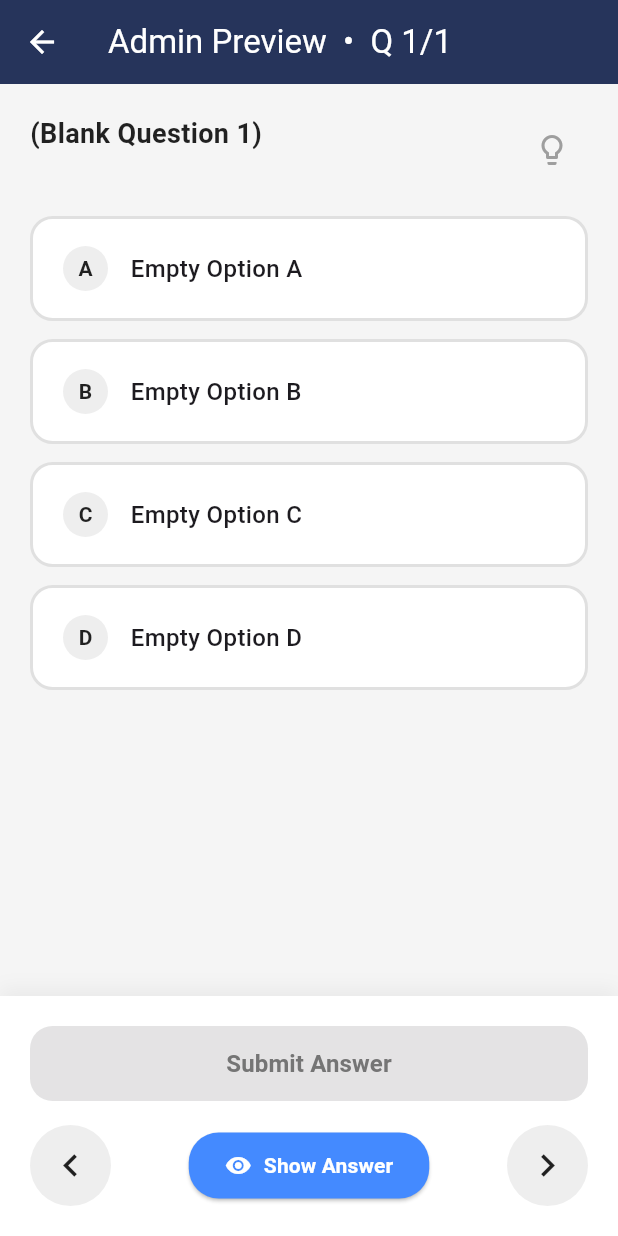
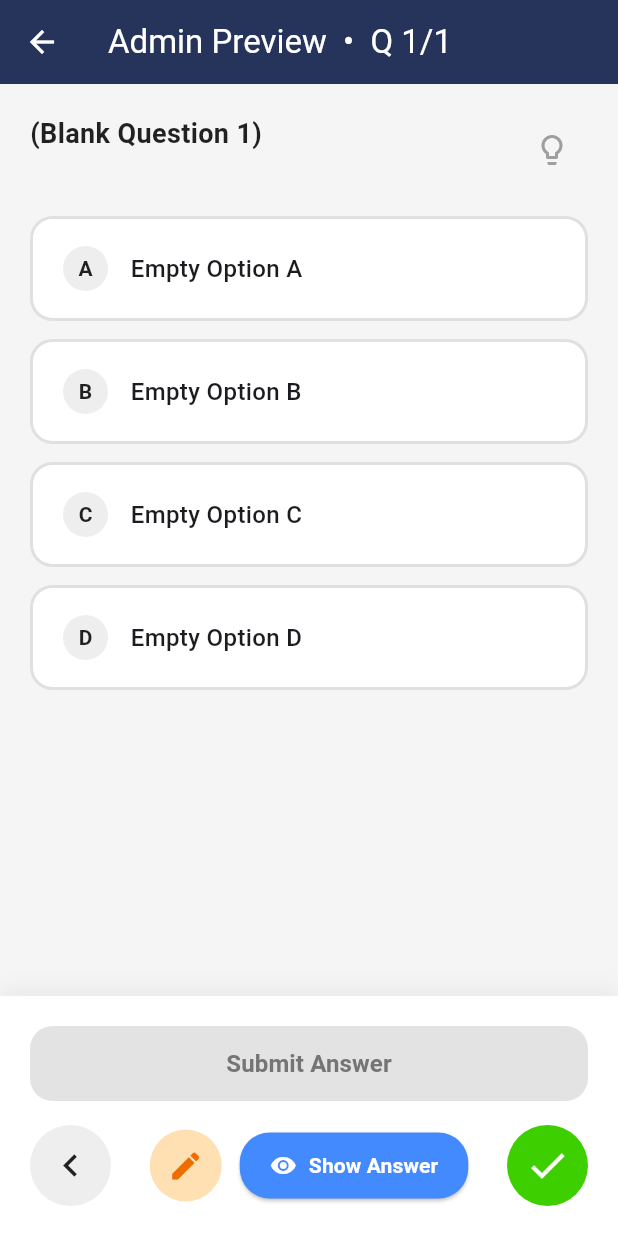
Before and after one commit to Ryan0221/cikgoo_math_ai, a Flutter app: the AdminDashboard screen opened by its route, after a tap on "Edit", after a tap on "Add", after a tap on "Demonstrate", on a phone screen of 412 x 824 dp. Run offline on Flutter 3.47's test engine with Material 3 defaults, Android fonts, the phone set to English and light mode, and no system bars; our stand-ins replace cloud_firestore, file_picker, firebase_auth, firebase_core, firebase_storage, flutter_dotenv and 4 more; missing offline and left inert: flutter_math_fork, syncfusion_flutter_pdfviewer; accounts and stored records are empty; network calls fail.

Commit message:
Admin preview with edit button has some problem

```diff
--- a/lib/pages/admin_add.dart
+++ b/lib/pages/admin_add.dart
@@ -888,7 +888,7 @@ class _AddContentPanelState extends State<AddContentPanel> {
                       style: ElevatedButton.styleFrom(
                         backgroundColor: Colors.blueAccent, // Changed to Blue for "Preview" vibe
                       ),
-                      onPressed: () {
+                      onPressed: () async {
                         // 1. Create a temporary list to hold the formatted preview questions
                         List<Map<String, dynamic>> previewQuestions = [];
 
@@ -945,6 +945,41 @@ class _AddContentPanelState extends State<AddContentPanel> {
                             builder: (_) => AdminPreviewScreen(questions: previewQuestions),
                           ),
                         );
+                        // Launch the preview screen AND wait for a response back
+                        final result = await Navigator.push(
+                          context,
+                          MaterialPageRoute(
+                            builder: (_) => AdminPreviewScreen(questions: previewQuestions),
+                          ),
+                        );
+
+                        // Handle the actions requested by the Preview Screen!
+                        if (result != null && result is Map) {
+                          if (result['action'] == 'edit') {
+                            // The admin clicked the Edit button. Jump to that exact question!
+                            setState(() {
+                              // We add 1 because _currentIndex is 1-based, but lists are 0-based
+                              _currentIndex = (result['index'] as int) + 1;
+                            });
+
+                            ScaffoldMessenger.of(context).showSnackBar(
+                              SnackBar(content: Text('Jumped to Question $_currentIndex for editing.')),
+                            );
+
+                          } else if (result['action'] == 'upload') {
+                            // The admin clicked "Complete & Upload" on the final checkmark!
+
+                            // TODO: Call your Firebase Upload Function here!
+                            // Example: await FirestoreService().uploadSubtopic(...);
+
+                            ScaffoldMessenger.of(context).showSnackBar(
+                              const SnackBar(
+                                content: Text('Uploading to database...'),
+                                backgroundColor: Colors.green,
+                              ),
+                            );
+                          }
+                        }
                       },
                       child: const Row(
                         mainAxisAlignment: MainAxisAlignment.center,
--- a/lib/pages/admin_preview_screen.dart
+++ b/lib/pages/admin_preview_screen.dart
@@ -17,14 +17,21 @@ class _AdminPreviewScreenState extends State<AdminPreviewScreen> {
   String? _selectedOptionId;
   bool _hasSubmitted = false;
 
+  // NEW: Global toggle for showing answers
+  bool _isGlobalShowAnswer = false;
+
   void _nextQuestion() {
     if (_currentIndex < widget.questions.length - 1) {
       setState(() {
         _currentIndex++;
         _resetState();
+
+        // If global show answer is ON, immediately show the answer for the new question
+        if (_isGlobalShowAnswer) {
+          String newCorrectAns = widget.questions[_currentIndex]['ans'] ?? '';
+          _showAnswer(newCorrectAns);
+        }
       });
-    } else {
-      _showSnackBar("This is the last question.");
     }
   }
 
@@ -33,6 +40,12 @@ class _AdminPreviewScreenState extends State<AdminPreviewScreen> {
       setState(() {
         _currentIndex--;
         _resetState();
+
+        // If global show answer is ON, immediately show the answer for the new question
+        if (_isGlobalShowAnswer) {
+          String newCorrectAns = widget.questions[_currentIndex]['ans'] ?? '';
+          _showAnswer(newCorrectAns);
+        }
       });
     } else {
       _showSnackBar("This is the first question.");
@@ -51,6 +64,18 @@ class _AdminPreviewScreenState extends State<AdminPreviewScreen> {
     });
   }
 
+  // NEW: The Toggle Function
+  void _toggleGlobalAnswer(String correctAns) {
+    setState(() {
+      _isGlobalShowAnswer = !_isGlobalShowAnswer;
+      if (_isGlobalShowAnswer) {
+        _showAnswer(correctAns);
+      } else {
+        _resetState();
+      }
+    });
+  }
+
   void _submitAnswer() {
     if (_selectedOptionId == null) return;
     setState(() {
@@ -65,6 +90,42 @@ class _AdminPreviewScreenState extends State<AdminPreviewScreen> {
         duration: const Duration(seconds: 2),
         behavior: SnackBarBehavior.floating,
         shape: RoundedRectangleBorder(borderRadius: BorderRadius.circular(10)),
+      ),
+    );
+  }
+
+  // NEW: The Completion Dialog
+  void _showCompletionDialog() {
+    showDialog(
+      context: context,
+      barrierDismissible: false,
+      builder: (ctx) => AlertDialog(
+        shape: RoundedRectangleBorder(borderRadius: BorderRadius.circular(20)),
+        title: const Text("Preview Complete", style: TextStyle(fontWeight: FontWeight.bold)),
+        content: const Text(
+          "You have successfully reviewed all questions in this subtopic.\n\n"
+              "Would you like to upload this content now?",
+          style: TextStyle(fontSize: 16),
+        ),
+        actions: [
+          TextButton(
+            onPressed: () => Navigator.pop(ctx), // Just closes the dialog
+            child: const Text("Cancel", style: TextStyle(color: Colors.red, fontWeight: FontWeight.bold, fontSize: 16)),
+          ),
+          ElevatedButton(
+            style: ElevatedButton.styleFrom(
+              backgroundColor: const Color(0xff3dcf00), // Exact Green
+              shape: RoundedRectangleBorder(borderRadius: BorderRadius.circular(10)),
+              padding: const EdgeInsets.symmetric(horizontal: 20, vertical: 12),
+            ),
+            onPressed: () {
+              Navigator.pop(ctx); // Close dialog
+              // Pop the entire preview screen and return 'upload' to admin_add!
+              Navigator.pop(context, {'action': 'upload'});
+            },
+            child: const Text("Complete & Upload", style: TextStyle(color: Colors.white, fontWeight: FontWeight.bold, fontSize: 16)),
+          ),
+        ],
       ),
     );
   }
@@ -104,15 +165,13 @@ class _AdminPreviewScreenState extends State<AdminPreviewScreen> {
   @override
   Widget build(BuildContext context) {
     if (widget.questions.isEmpty) {
-      return Scaffold(
-        appBar: AppBar(title: const Text("Preview Mode")),
-        body: const Center(child: Text("No questions to preview.")),
-      );
+      return Scaffold(appBar: AppBar(title: const Text("Preview Mode")), body: const Center(child: Text("No questions to preview.")));
     }
 
     final currentQ = widget.questions[_currentIndex];
     bool hasPictureOptions = currentQ['options_has_picture'] == true;
     String correctAnswer = currentQ['ans'] ?? '';
+    bool isLastQuestion = _currentIndex == widget.questions.length - 1;
 
     return Scaffold(
       backgroundColor: Colors.grey[100],
@@ -125,7 +184,6 @@ class _AdminPreviewScreenState extends State<AdminPreviewScreen> {
       body: SafeArea(
         child: Column(
           children: [
-            // --- 1. QUESTION SECTION ---
             Expanded(
               child: SingleChildScrollView(
                 padding: const EdgeInsets.all(20.0),
@@ -136,41 +194,24 @@ class _AdminPreviewScreenState extends State<AdminPreviewScreen> {
                       crossAxisAlignment: CrossAxisAlignment.start,
                       children: [
                         Expanded(child: _buildMathText(currentQ['text'] ?? "")),
-                        IconButton(
-                          icon: const Icon(Icons.lightbulb_outline, color: Colors.grey),
-                          onPressed: () => _showSnackBar("Hint: ${currentQ['hint'] ?? 'No hint.'}"),
-                        ),
+                        IconButton(icon: const Icon(Icons.lightbulb_outline, color: Colors.grey), onPressed: () => _showSnackBar("Hint: ${currentQ['hint'] ?? 'No hint.'}")),
                       ],
                     ),
                     const SizedBox(height: 20),
 
                     if (currentQ['question_pic'] != null && currentQ['question_pic'].toString().isNotEmpty) ...[
-                      ClipRRect(
-                        borderRadius: BorderRadius.circular(10),
-                        child: Image.network(currentQ['question_pic']),
-                      ),
+                      ClipRRect(borderRadius: BorderRadius.circular(10), child: Image.network(currentQ['question_pic'])),
                       const SizedBox(height: 20),
                     ],
 
-                    // --- 2. OPTIONS SECTION ---
-                    hasPictureOptions
-                        ? _buildGridLayout(currentQ)
-                        : _buildListLayout(currentQ),
+                    hasPictureOptions ? _buildGridLayout(currentQ) : _buildListLayout(currentQ),
 
-                    // --- 3. EXPLANATION ---
                     if (_hasSubmitted && currentQ['explanation'] != null) ...[
                       const SizedBox(height: 20),
                       Container(
                         padding: const EdgeInsets.all(15),
-                        decoration: BoxDecoration(
-                          color: Colors.blue[50],
-                          borderRadius: BorderRadius.circular(10),
-                          border: Border.all(color: Colors.blue[200]!),
-                        ),
-                        child: Text(
-                          "💡 Explanation: ${currentQ['explanation']}",
-                          style: TextStyle(color: Colors.blue[800], fontSize: 15),
-                        ),
+                        decoration: BoxDecoration(color: Colors.blue[50], borderRadius: BorderRadius.circular(10), border: Border.all(color: Colors.blue[200]!)),
+                        child: Text("💡 Explanation: ${currentQ['explanation']}", style: TextStyle(color: Colors.blue[800], fontSize: 15)),
                       ),
                     ],
                   ],
@@ -178,23 +219,16 @@ class _AdminPreviewScreenState extends State<AdminPreviewScreen> {
               ),
             ),
 
-            // --- 4. ADMIN NAVIGATION PANEL ---
+            // --- ADMIN NAVIGATION PANEL ---
             Container(
               padding: const EdgeInsets.all(20),
               decoration: BoxDecoration(
                 color: Colors.white,
-                boxShadow: [
-                  BoxShadow(
-                    color: Colors.black.withValues(alpha: .05),
-                    blurRadius: 10,
-                    offset: const Offset(0, -5),
-                  ),
-                ],
+                boxShadow: [BoxShadow(color: Colors.black.withValues(alpha: .05), blurRadius: 10, offset: const Offset(0, -5))],
               ),
               child: Column(
                 mainAxisSize: MainAxisSize.min,
                 children: [
-                  // Original Submit Button (So admins can test answering it)
                   SizedBox(
                     width: double.infinity,
                     height: 50,
@@ -206,17 +240,12 @@ class _AdminPreviewScreenState extends State<AdminPreviewScreen> {
                       onPressed: _selectedOptionId == null || _hasSubmitted ? null : _submitAnswer,
                       child: Text(
                         "Submit Answer",
-                        style: TextStyle(
-                          fontSize: 16,
-                          fontWeight: FontWeight.bold,
-                          color: _selectedOptionId == null ? Colors.grey[600] : Colors.white,
-                        ),
+                        style: TextStyle(fontSize: 16, fontWeight: FontWeight.bold, color: _selectedOptionId == null ? Colors.grey[600] : Colors.white),
                       ),
                     ),
                   ),
                   const SizedBox(height: 16),
 
-                  // NEW ROW: < | Show Answer | >
                   Row(
                     mainAxisAlignment: MainAxisAlignment.spaceBetween,
                     children: [
@@ -226,37 +255,59 @@ class _AdminPreviewScreenState extends State<AdminPreviewScreen> {
                         borderRadius: BorderRadius.circular(50),
                         child: Container(
                           padding: const EdgeInsets.all(12),
-                          decoration: BoxDecoration(
-                            color: Colors.grey[200],
-                            shape: BoxShape.circle,
-                          ),
+                          decoration: BoxDecoration(color: Colors.grey[200], shape: BoxShape.circle),
                           child: const Icon(Icons.chevron_left, size: 30, color: Colors.black87),
                         ),
                       ),
 
-                      // SHOW ANSWER BUTTON
-                      ElevatedButton.icon(
-                        style: ElevatedButton.styleFrom(
-                          backgroundColor: Colors.blueAccent,
-                          padding: const EdgeInsets.symmetric(horizontal: 24, vertical: 12),
-                          shape: RoundedRectangleBorder(borderRadius: BorderRadius.circular(20)),
-                        ),
-                        onPressed: _hasSubmitted ? null : () => _showAnswer(correctAnswer),
-                        icon: const Icon(Icons.visibility, color: Colors.white),
-                        label: const Text("Show Answer", style: TextStyle(color: Colors.white, fontWeight: FontWeight.bold)),
+                      // EDIT AND SHOW ANSWER BUTTONS
+                      Row(
+                        children: [
+                          // NEW: Edit Button
+                          InkWell(
+                            onTap: () {
+                              // Return to admin_add and tell it exactly which question to jump to
+                              Navigator.pop(context, {'action': 'edit', 'index': _currentIndex});
+                            },
+                            borderRadius: BorderRadius.circular(50),
+                            child: Container(
+                              padding: const EdgeInsets.all(12),
+                              decoration: BoxDecoration(color: Colors.orange[100], shape: BoxShape.circle),
+                              child: Icon(Icons.edit, size: 24, color: Colors.orange[800]),
+                            ),
+                          ),
+                          const SizedBox(width: 12),
+
+                          // TOGGLE ANSWER BUTTON
+                          ElevatedButton.icon(
+                            style: ElevatedButton.styleFrom(
+                              backgroundColor: _isGlobalShowAnswer ? Colors.grey[600] : Colors.blueAccent,
+                              padding: const EdgeInsets.symmetric(horizontal: 20, vertical: 12),
+                              shape: RoundedRectangleBorder(borderRadius: BorderRadius.circular(20)),
+                            ),
+                            onPressed: () => _toggleGlobalAnswer(correctAnswer),
+                            icon: Icon(_isGlobalShowAnswer ? Icons.visibility_off : Icons.visibility, color: Colors.white),
+                            label: Text(
+                                _isGlobalShowAnswer ? "Hide Answer" : "Show Answer",
+                                style: const TextStyle(color: Colors.white, fontWeight: FontWeight.bold)
+                            ),
+                          ),
+                        ],
                       ),
 
-                      // NEXT BUTTON
+                      // NEXT / COMPLETE BUTTON
                       InkWell(
-                        onTap: _nextQuestion,
+                        onTap: isLastQuestion ? _showCompletionDialog : _nextQuestion,
                         borderRadius: BorderRadius.circular(50),
                         child: Container(
                           padding: const EdgeInsets.all(12),
-                          decoration: BoxDecoration(
-                            color: Colors.grey[200],
-                            shape: BoxShape.circle,
+                          // Turns green on the last question!
+                          decoration: BoxDecoration(color: isLastQuestion ? const Color(0xff3dcf00) : Colors.grey[200], shape: BoxShape.circle),
+                          child: Icon(
+                              isLastQuestion ? Icons.check : Icons.chevron_right,
+                              size: 30,
+                              color: isLastQuestion ? Colors.white : Colors.black87
                           ),
-                          child: const Icon(Icons.chevron_right, size: 30, color: Colors.black87),
                         ),
                       ),
                     ],
```
